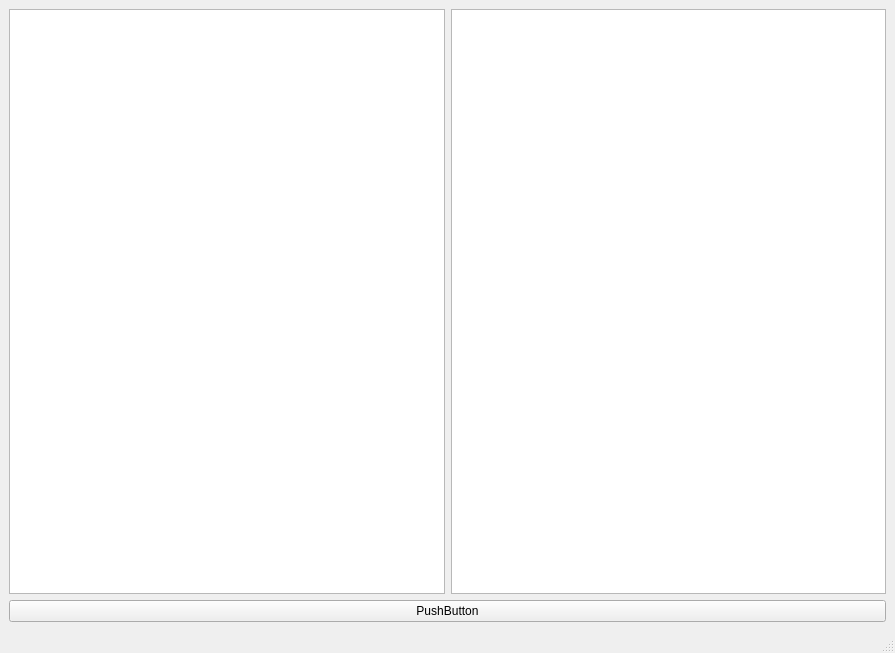
Old version of the form redirect.ui in the repository Kody-Quintana/PfaudSec.
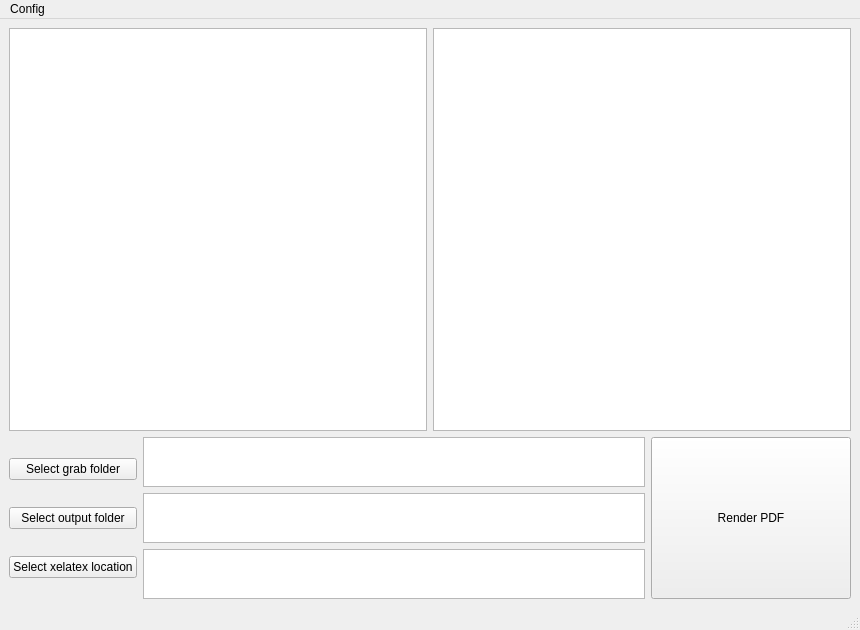
New version of the form.

Commit message: Added try except block for malformed pdf names in grab dir

```diff
--- a/redirect.ui
+++ b/redirect.ui
@@ -6,15 +6,15 @@
    <rect>
     <x>0</x>
     <y>0</y>
-    <width>895</width>
-    <height>653</height>
+    <width>860</width>
+    <height>630</height>
    </rect>
   </property>
   <property name="windowTitle">
    <string>MainWindow</string>
   </property>
   <widget class="QWidget" name="centralwidget">
-   <layout class="QVBoxLayout" name="verticalLayout">
+   <layout class="QVBoxLayout" name="verticalLayout_3">
     <item>
      <layout class="QHBoxLayout" name="horizontalLayout">
       <item>
@@ -44,15 +44,163 @@
      </layout>
     </item>
     <item>
-     <widget class="QPushButton" name="latex_render">
-      <property name="text">
-       <string>PushButton</string>
-      </property>
-     </widget>
+     <layout class="QHBoxLayout" name="horizontalLayout_2">
+      <item>
+       <layout class="QVBoxLayout" name="verticalLayout">
+        <item>
+         <widget class="QPushButton" name="grab_sel">
+          <property name="text">
+           <string>Select grab folder</string>
+          </property>
+         </widget>
+        </item>
+        <item>
+         <widget class="QPushButton" name="output_sel">
+          <property name="text">
+           <string>Select output folder</string>
+          </property>
+         </widget>
+        </item>
+        <item>
+         <widget class="QPushButton" name="xelatex_btn">
+          <property name="text">
+           <string>Select xelatex location</string>
+          </property>
+         </widget>
+        </item>
+       </layout>
+      </item>
+      <item>
+       <layout class="QVBoxLayout" name="verticalLayout_2">
+        <item>
+         <widget class="QTextEdit" name="grab_display">
+          <property name="sizePolicy">
+           <sizepolicy hsizetype="Expanding" vsizetype="Fixed">
+            <horstretch>0</horstretch>
+            <verstretch>0</verstretch>
+           </sizepolicy>
+          </property>
+          <property name="maximumSize">
+           <size>
+            <width>16777215</width>
+            <height>50</height>
+           </size>
+          </property>
+          <property name="verticalScrollBarPolicy">
+           <enum>Qt::ScrollBarAlwaysOff</enum>
+          </property>
+          <property name="horizontalScrollBarPolicy">
+           <enum>Qt::ScrollBarAsNeeded</enum>
+          </property>
+          <property name="readOnly">
+           <bool>true</bool>
+          </property>
+         </widget>
+        </item>
+        <item>
+         <widget class="QTextEdit" name="output_display">
+          <property name="sizePolicy">
+           <sizepolicy hsizetype="Expanding" vsizetype="Fixed">
+            <horstretch>0</horstretch>
+            <verstretch>0</verstretch>
+           </sizepolicy>
+          </property>
+          <property name="maximumSize">
+           <size>
+            <width>16777215</width>
+            <height>50</height>
+           </size>
+          </property>
+          <property name="verticalScrollBarPolicy">
+           <enum>Qt::ScrollBarAlwaysOff</enum>
+          </property>
+          <property name="horizontalScrollBarPolicy">
+           <enum>Qt::ScrollBarAsNeeded</enum>
+          </property>
+          <property name="readOnly">
+           <bool>true</bool>
+          </property>
+         </widget>
+        </item>
+        <item>
+         <widget class="QTextEdit" name="xelatex_path_display">
+          <property name="sizePolicy">
+           <sizepolicy hsizetype="Expanding" vsizetype="Fixed">
+            <horstretch>0</horstretch>
+            <verstretch>0</verstretch>
+           </sizepolicy>
+          </property>
+          <property name="maximumSize">
+           <size>
+            <width>16777215</width>
+            <height>50</height>
+           </size>
+          </property>
+          <property name="verticalScrollBarPolicy">
+           <enum>Qt::ScrollBarAlwaysOff</enum>
+          </property>
+          <property name="horizontalScrollBarPolicy">
+           <enum>Qt::ScrollBarAsNeeded</enum>
+          </property>
+          <property name="readOnly">
+           <bool>true</bool>
+          </property>
+         </widget>
+        </item>
+       </layout>
+      </item>
+      <item>
+       <widget class="QPushButton" name="latex_render">
+        <property name="sizePolicy">
+         <sizepolicy hsizetype="Preferred" vsizetype="Preferred">
+          <horstretch>0</horstretch>
+          <verstretch>0</verstretch>
+         </sizepolicy>
+        </property>
+        <property name="minimumSize">
+         <size>
+          <width>200</width>
+          <height>0</height>
+         </size>
+        </property>
+        <property name="text">
+         <string>Render PDF</string>
+        </property>
+       </widget>
+      </item>
+     </layout>
     </item>
    </layout>
   </widget>
   <widget class="QStatusBar" name="statusbar"/>
+  <widget class="QMenuBar" name="menuBar">
+   <property name="geometry">
+    <rect>
+     <x>0</x>
+     <y>0</y>
+     <width>860</width>
+     <height>20</height>
+    </rect>
+   </property>
+   <widget class="QMenu" name="menuConfig">
+    <property name="title">
+     <string>Config</string>
+    </property>
+    <addaction name="actionSections_config"/>
+    <addaction name="actionxelatex_config"/>
+   </widget>
+   <addaction name="menuConfig"/>
+  </widget>
+  <action name="actionSections_config">
+   <property name="text">
+    <string>Sections config</string>
+   </property>
+  </action>
+  <action name="actionxelatex_config">
+   <property name="text">
+    <string>xelatex config</string>
+   </property>
+  </action>
  </widget>
  <resources/>
  <connections/>
```
Left out of the diff: 2 changed lines with no effect on the pictures. The commit also changes 7 other files.
